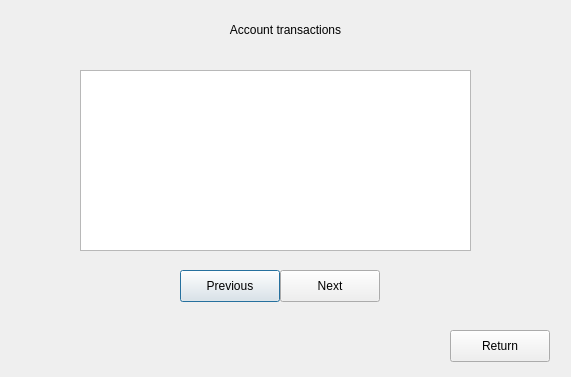
This is bank-automat/transactions.ui in sannatikk/ATM_simulator_app as Qt 5 draws it before an edit. The edited form follows.
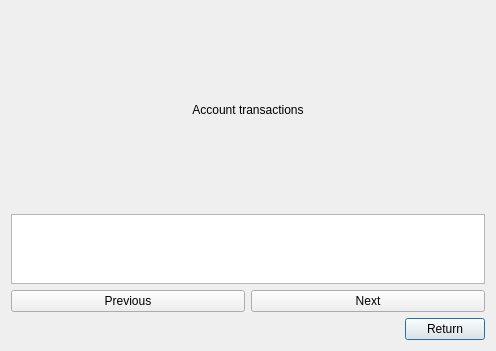
This is the edited form.

The edit to the form file:
```diff
--- a/bank-automat/transactions.ui
+++ b/bank-automat/transactions.ui
@@ -6,78 +6,114 @@
    <rect>
     <x>0</x>
     <y>0</y>
-    <width>571</width>
-    <height>377</height>
+    <width>496</width>
+    <height>351</height>
    </rect>
   </property>
   <property name="windowTitle">
    <string>Dialog</string>
   </property>
-  <widget class="QPushButton" name="btnPrevious5">
-   <property name="geometry">
-    <rect>
-     <x>180</x>
-     <y>270</y>
-     <width>100</width>
-     <height>32</height>
-    </rect>
-   </property>
-   <property name="text">
-    <string>Previous</string>
-   </property>
-  </widget>
-  <widget class="QPushButton" name="btnNext5">
-   <property name="geometry">
-    <rect>
-     <x>280</x>
-     <y>270</y>
-     <width>100</width>
-     <height>32</height>
-    </rect>
-   </property>
-   <property name="text">
-    <string>Next</string>
-   </property>
-  </widget>
-  <widget class="QPushButton" name="btnReturn">
-   <property name="geometry">
-    <rect>
-     <x>450</x>
-     <y>330</y>
-     <width>100</width>
-     <height>32</height>
-    </rect>
-   </property>
-   <property name="text">
-    <string>Return</string>
-   </property>
-  </widget>
-  <widget class="QLabel" name="txtAccountTransactions">
-   <property name="geometry">
-    <rect>
-     <x>10</x>
-     <y>20</y>
-     <width>551</width>
-     <height>20</height>
-    </rect>
-   </property>
-   <property name="text">
-    <string>Account transactions</string>
-   </property>
-   <property name="alignment">
-    <set>Qt::AlignCenter</set>
-   </property>
-  </widget>
-  <widget class="QTableView" name="tableView">
-   <property name="geometry">
-    <rect>
-     <x>80</x>
-     <y>70</y>
-     <width>391</width>
-     <height>181</height>
-    </rect>
-   </property>
-  </widget>
+  <property name="layoutDirection">
+   <enum>Qt::LeftToRight</enum>
+  </property>
+  <layout class="QVBoxLayout" name="verticalLayout_2">
+   <item>
+    <layout class="QVBoxLayout" name="verticalLayout" stretch="6,0,0,0">
+     <item>
+      <widget class="QLabel" name="txtAccountTransactions">
+       <property name="text">
+        <string>Account transactions</string>
+       </property>
+       <property name="alignment">
+        <set>Qt::AlignCenter</set>
+       </property>
+      </widget>
+     </item>
+     <item>
+      <widget class="QTableView" name="tableView">
+       <property name="sizePolicy">
+        <sizepolicy hsizetype="Expanding" vsizetype="Expanding">
+         <horstretch>0</horstretch>
+         <verstretch>0</verstretch>
+        </sizepolicy>
+       </property>
+       <property name="layoutDirection">
+        <enum>Qt::LeftToRight</enum>
+       </property>
+       <property name="autoFillBackground">
+        <bool>false</bool>
+       </property>
+       <property name="sizeAdjustPolicy">
+        <enum>QAbstractScrollArea::AdjustToContents</enum>
+       </property>
+       <attribute name="horizontalHeaderCascadingSectionResizes">
+        <bool>false</bool>
+       </attribute>
+       <attribute name="horizontalHeaderStretchLastSection">
+        <bool>false</bool>
+       </attribute>
+       <attribute name="verticalHeaderVisible">
+        <bool>false</bool>
+       </attribute>
+       <attribute name="verticalHeaderStretchLastSection">
+        <bool>false</bool>
+       </attribute>
+      </widget>
+     </item>
+     <item>
+      <layout class="QHBoxLayout" name="horizontalLayout">
+       <item>
+        <widget class="QPushButton" name="btnPrevious5">
+         <property name="text">
+          <string>Previous</string>
+         </property>
+         <property name="autoDefault">
+          <bool>false</bool>
+         </property>
+        </widget>
+       </item>
+       <item>
+        <widget class="QPushButton" name="btnNext5">
+         <property name="text">
+          <string>Next</string>
+         </property>
+         <property name="autoDefault">
+          <bool>false</bool>
+         </property>
+        </widget>
+       </item>
+      </layout>
+     </item>
+     <item>
+      <layout class="QHBoxLayout" name="horizontalLayout_2">
+       <item>
+        <spacer name="horizontalSpacer">
+         <property name="orientation">
+          <enum>Qt::Horizontal</enum>
+         </property>
+         <property name="sizeHint" stdset="0">
+          <size>
+           <width>40</width>
+           <height>20</height>
+          </size>
+         </property>
+        </spacer>
+       </item>
+       <item>
+        <widget class="QPushButton" name="btnReturn">
+         <property name="text">
+          <string>Return</string>
+         </property>
+         <property name="default">
+          <bool>true</bool>
+         </property>
+        </widget>
+       </item>
+      </layout>
+     </item>
+    </layout>
+   </item>
+  </layout>
  </widget>
  <resources/>
  <connections/>
```
